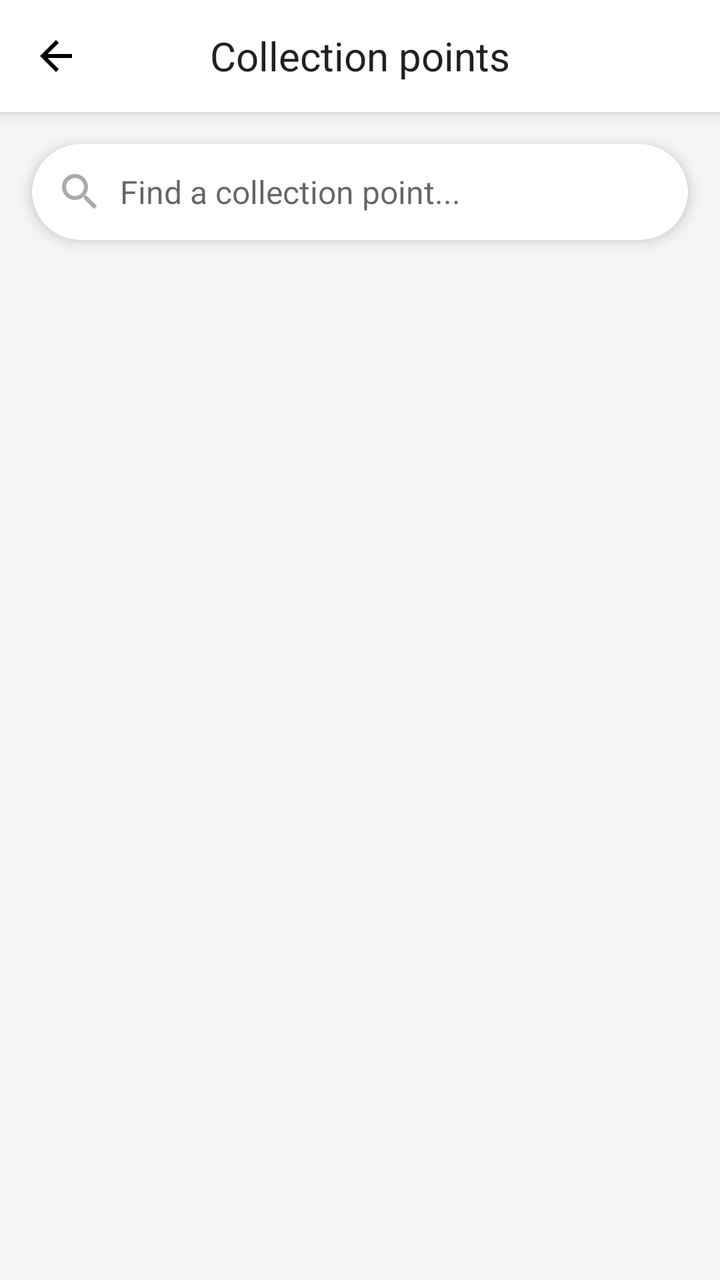
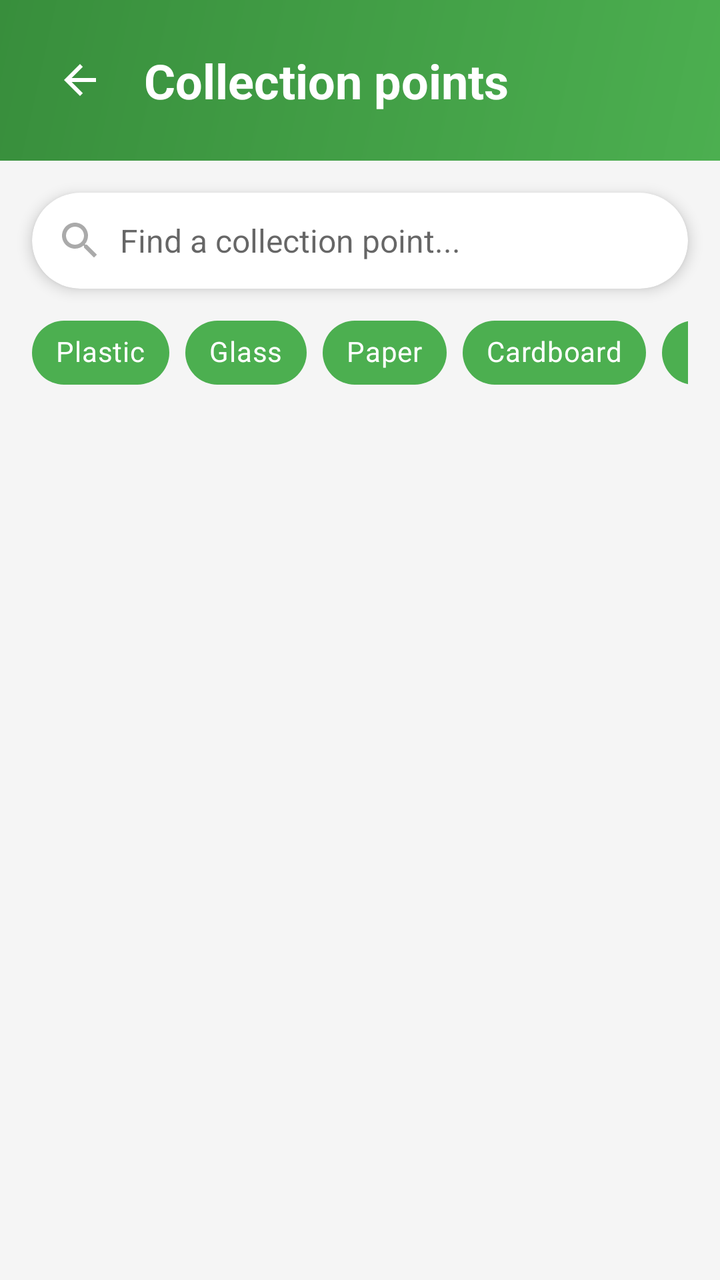

Before-and-after screenshots of an Android layout around one commit, followed by the original layout XML and the change that was made.
<!-- AndroidManifest.xml: application theme AppTheme -->
<!-- res/layout/fragment_maps.xml -->
<?xml version="1.0" encoding="utf-8"?>
<androidx.constraintlayout.widget.ConstraintLayout xmlns:android="http://schemas.android.com/apk/res/android"
    xmlns:app="http://schemas.android.com/apk/res-auto"
    android:layout_width="match_parent"
    android:layout_height="match_parent">

    
    <androidx.appcompat.widget.Toolbar
        android:id="@+id/toolbar"
        android:layout_width="match_parent"
        android:layout_height="?attr/actionBarSize"
        android:background="@android:color/white"
        android:elevation="4dp"
        app:layout_constraintTop_toTopOf="parent"
        app:navigationIcon="@drawable/ic_back">

        <TextView
            android:layout_width="wrap_content"
            android:layout_height="wrap_content"
            android:text="Collection points"
            android:textSize="20sp"
            android:textColor="@color/textColor"
            android:layout_gravity="center"/>
    </androidx.appcompat.widget.Toolbar>

    
    <FrameLayout
        android:id="@+id/map"
        android:layout_width="match_parent"
        android:layout_height="0dp"
        app:layout_constraintTop_toBottomOf="@id/toolbar"
        app:layout_constraintBottom_toBottomOf="parent"/>

    
    <androidx.cardview.widget.CardView
        android:id="@+id/searchBar"
        android:layout_width="match_parent"
        android:layout_height="wrap_content"
        android:layout_margin="16dp"
        app:cardCornerRadius="24dp"
        app:cardElevation="4dp"
        app:layout_constraintTop_toBottomOf="@id/toolbar">

        <LinearLayout
            android:layout_width="match_parent"
            android:layout_height="wrap_content"
            android:orientation="horizontal"
            android:padding="12dp"
            android:gravity="center_vertical">

            <ImageView
                android:layout_width="24dp"
                android:layout_height="24dp"
                android:src="@drawable/ic_search"
                android:layout_marginEnd="8dp"
                app:tint="@android:color/darker_gray" />

            <EditText
                android:id="@+id/searchInput"
                android:layout_width="match_parent"
                android:layout_height="wrap_content"
                android:background="@null"
                android:hint="Find a collection point..."
                android:textSize="16sp"/>
        </LinearLayout>
    </androidx.cardview.widget.CardView>

    
    <androidx.cardview.widget.CardView
        android:id="@+id/bottomSheet"
        android:layout_width="match_parent"
        android:layout_height="wrap_content"
        app:cardCornerRadius="16dp"
        app:cardElevation="8dp"
        android:visibility="gone"
        app:layout_constraintBottom_toBottomOf="parent">

        <LinearLayout
            android:layout_width="match_parent"
            android:layout_height="wrap_content"
            android:orientation="vertical"
            android:padding="16dp">

            <LinearLayout
                android:layout_width="match_parent"
                android:layout_height="wrap_content"
                android:orientation="horizontal">

                <ImageView
                    android:id="@+id/locationTypeIcon"
                    android:layout_width="36dp"
                    android:layout_height="36dp"
                    android:src="@drawable/ic_recycling_center"
                    android:layout_gravity="center_vertical"
                    app:tint="@color/primaryColor" />

                <LinearLayout
                    android:layout_width="0dp"
                    android:layout_height="wrap_content"
                    android:layout_weight="1"
                    android:orientation="vertical"
                    android:layout_marginStart="16dp">

                    <TextView
                        android:id="@+id/locationName"
                        android:layout_width="wrap_content"
                        android:layout_height="wrap_content"
                        android:text="Centre de recyclage municipal"
                        android:textSize="18sp"
                        android:textStyle="bold"/>

                    <TextView
                        android:id="@+id/locationAddress"
                        android:layout_width="wrap_content"
                        android:layout_height="wrap_content"
                        android:text="123 Rue de l'Écologie, 75001"
                        android:textSize="14sp"
                        android:layout_marginTop="4dp"/>
                </LinearLayout>

                <com.google.android.material.button.MaterialButton
                    android:id="@+id/btnDirections"
                    android:layout_width="wrap_content"
                    android:layout_height="wrap_content"
                    android:text="Itinéraire"
                    android:textAllCaps="false"
                    app:icon="@drawable/ic_directions"
                    app:iconGravity="textStart"
                    style="@style/Widget.MaterialComponents.Button.TextButton"/>
            </LinearLayout>

            <View
                android:layout_width="match_parent"
                android:layout_height="1dp"
                android:background="#EEEEEE"
                android:layout_marginTop="16dp"
                android:layout_marginBottom="16dp"/>

            <TextView
                android:layout_width="match_parent"
                android:layout_height="wrap_content"
                android:text="Matériaux acceptés"
                android:textSize="16sp"
                android:textStyle="bold"/>

            <com.google.android.material.chip.ChipGroup
                android:id="@+id/materialsChipGroup"
                android:layout_width="match_parent"
                android:layout_height="wrap_content"
                android:layout_marginTop="8dp">

                <com.google.android.material.chip.Chip
                    android:layout_width="wrap_content"
                    android:layout_height="wrap_content"
                    android:text="Plastique"/>

                <com.google.android.material.chip.Chip
                    android:layout_width="wrap_content"
                    android:layout_height="wrap_content"
                    android:text="Verre"/>

                <com.google.android.material.chip.Chip
                    android:layout_width="wrap_content"
                    android:layout_height="wrap_content"
                    android:text="Papier"/>

                <com.google.android.material.chip.Chip
                    android:layout_width="wrap_content"
                    android:layout_height="wrap_content"
                    android:text="Métal"/>
            </com.google.android.material.chip.ChipGroup>

            <LinearLayout
                android:layout_width="match_parent"
                android:layout_height="wrap_content"
                android:orientation="horizontal"
                android:layout_marginTop="16dp">

                <LinearLayout
                    android:layout_width="0dp"
                    android:layout_height="wrap_content"
                    android:layout_weight="1"
                    android:orientation="vertical">

                    <TextView
                        android:layout_width="wrap_content"
                        android:layout_height="wrap_content"
                        android:text="Horaires"
                        android:textSize="16sp"
                        android:textStyle="bold"/>

                    <TextView
                        android:id="@+id/locationHours"
                        android:layout_width="wrap_content"
                        android:layout_height="wrap_content"
                        android:text="Lun-Ven: 9h-18h\nSam: 10h-16h\nDim: Fermé"
                        android:textSize="14sp"
                        android:layout_marginTop="4dp"/>
                </LinearLayout>

                <LinearLayout
                    android:layout_width="0dp"
                    android:layout_height="wrap_content"
                    android:layout_weight="1"
                    android:orientation="vertical">

                    <TextView
                        android:layout_width="wrap_content"
                        android:layout_height="wrap_content"
                        android:text="Contact"
                        android:textSize="16sp"
                        android:textStyle="bold"/>

                    <TextView
                        android:id="@+id/locationContact"
                        android:layout_width="wrap_content"
                        android:layout_height="wrap_content"
                        android:text="01 23 45 67 89\ninfo@recyclage.fr"
                        android:textSize="14sp"
                        android:layout_marginTop="4dp"/>
                </LinearLayout>
            </LinearLayout>
        </LinearLayout>
    </androidx.cardview.widget.CardView>
</androidx.constraintlayout.widget.ConstraintLayout>
<!-- resources referenced by this layout -->
<resources>
  <color name="primaryColor">#4CAF50</color>
  <color name="textColor">#212121</color>
  <!-- drawable ic_back (drawable) -->
  <vector xmlns:android="http://schemas.android.com/apk/res/android"
      android:width="24dp" android:height="24dp"
      android:viewportWidth="24" android:viewportHeight="24">
      <path
          android:fillColor="#FF000000"
          android:pathData="M20,11H7.83l5.59,-5.59L12,4l-8,8 8,8 1.41,-1.41L7.83,13H20v-2z"/>
  </vector>
  <!-- drawable ic_directions (drawable) -->
  <?xml version="1.0" encoding="utf-8"?>
  <vector xmlns:android="http://schemas.android.com/apk/res/android"
      android:width="24dp"
      android:height="24dp"
      android:viewportWidth="24"
      android:viewportHeight="24">
  
      <path
          android:fillColor="#4CAF50"
          android:pathData="M21.71,11.29l-9,-9c-0.39,-0.39 -1.02,-0.39 -1.41,0l-9,9c-0.39,0.39 -0.39,1.02 0,1.41l9,9c0.39,0.39 1.02,0.39 1.41,0l9,-9c0.39,-0.39 0.39,-1.02 0,-1.41zM14,14.5V12h-4v3H8.5L12,18.5 15.5,15H14v-0.5z"/>
  </vector>
  <!-- drawable ic_recycling_center (drawable) -->
  <?xml version="1.0" encoding="utf-8"?>
  <vector xmlns:android="http://schemas.android.com/apk/res/android"
      android:width="24dp" android:height="24dp"
      android:viewportWidth="24" android:viewportHeight="24">
  
      
      <path
          android:fillColor="#FF4CAF50"
          android:pathData="M3,13h2v7h14v-7h2v9H3v-9z" />
  
      
      <path
          android:fillColor="#FF388E3C"
          android:pathData="M12,4l7,6v1h-2v-0.5L12,6 7,10.5V11H5v-1l7,-6z" />
  
      
      <path
          android:fillColor="#FFFFFFFF"
          android:pathData="M13,14l-1.5,-2.6L10,14h1v1.5h2V14h1zM8.5,16l1.5,2.6L11.5,16h-1v-1.5H8.5V16zM15.5,13.5H14V12h-2v1.5h-1.5l1.5,2.6L15.5,13.5z" />
  </vector>
  <!-- drawable ic_search (drawable) -->
  <?xml version="1.0" encoding="utf-8"?>
  <vector xmlns:android="http://schemas.android.com/apk/res/android"
      android:width="24dp"
      android:height="24dp"
      android:viewportWidth="24.0"
      android:viewportHeight="24.0">
  
      <path
          android:fillColor="#FF000000"
          android:pathData="M15.5,14h-0.79l-0.28,-0.27
              C15.41,12.59 16,11.11 16,9.5
              16,5.91 13.09,3 9.5,3
              5.91,3 3,5.91 3,9.5
              3,13.09 5.91,16 9.5,16
              11.11,16 12.59,15.41 13.73,14.43
              l0.27,0.28v0.79l5,4.99L20.49,19
              l-4.99,-5zm-6,0C7.01,14 5,11.99 5,9.5
              5,7.01 7.01,5 9.5,5
              11.99,5 14,7.01 14,9.5
              14,11.99 11.99,14 9.5,14z" />
  </vector>
  <style name="AppTheme" parent="Theme.MaterialComponents.DayNight.DarkActionBar">
          <item name="colorPrimary">@color/primaryColor</item>
          <item name="colorPrimaryDark">@color/primaryColorDark</item>
          <item name="colorAccent">@color/accentColor</item>
          <item name="android:windowBackground">@color/backgroundColor</item>
          <item name="android:textColorPrimary">@color/textColor</item>
          <item name="android:textColorSecondary">@color/textColorSecondary</item>
      </style>
  <color name="primaryColorDark">#388E3C</color>
  <color name="accentColor">#2196F3</color>
  <color name="backgroundColor">#F5F5F5</color>
  <color name="textColorSecondary">#757575</color>
</resources>

<!-- the commit's change to res/layout/fragment_maps.xml (unified diff, before → after) -->
@@ -5,33 +5,49 @@
     android:layout_height="match_parent">
 
     
-    <androidx.appcompat.widget.Toolbar
-        android:id="@+id/toolbar"
-        android:layout_width="match_parent"
-        android:layout_height="?attr/actionBarSize"
-        android:background="@android:color/white"
-        android:elevation="4dp"
-        app:layout_constraintTop_toTopOf="parent"
-        app:navigationIcon="@drawable/ic_back">
-
-        <TextView
-            android:layout_width="wrap_content"
+    <LinearLayout
+        android:id="@+id/headerLayout"
+        android:layout_width="match_parent"
+        android:layout_height="wrap_content"
+        android:background="@drawable/gradient_header_background"
+        android:orientation="vertical"
+        android:padding="24dp"
+        app:layout_constraintTop_toTopOf="parent">
+
+        <LinearLayout
+            android:layout_width="match_parent"
             android:layout_height="wrap_content"
-            android:text="Collection points"
-            android:textSize="20sp"
-            android:textColor="@color/textColor"
-            android:layout_gravity="center"/>
-    </androidx.appcompat.widget.Toolbar>
-
-    
+            android:orientation="horizontal"
+            android:gravity="center_vertical">
+
+            <ImageView
+                android:id="@+id/backButton"
+                android:layout_width="32dp"
+                android:layout_height="32dp"
+                android:src="@drawable/ic_back"
+                android:background="?attr/selectableItemBackgroundBorderless"
+                android:padding="4dp"
+                app:tint="@android:color/white"/>
+
+            <TextView
+                android:layout_width="0dp"
+                android:layout_height="wrap_content"
+                android:layout_weight="1"
+                android:layout_marginStart="16dp"
+                android:text="Collection points"
+                android:textColor="@android:color/white"
+                android:textSize="24sp"
+                android:textStyle="bold" />
+        </LinearLayout>
+    </LinearLayout>
+
     <FrameLayout
         android:id="@+id/map"
         android:layout_width="match_parent"
         android:layout_height="0dp"
-        app:layout_constraintTop_toBottomOf="@id/toolbar"
+        app:layout_constraintTop_toBottomOf="@id/headerLayout"
         app:layout_constraintBottom_toBottomOf="parent"/>
 
-    
     <androidx.cardview.widget.CardView
         android:id="@+id/searchBar"
         android:layout_width="match_parent"
@@ -39,7 +55,7 @@
         android:layout_margin="16dp"
         app:cardCornerRadius="24dp"
         app:cardElevation="4dp"
-        app:layout_constraintTop_toBottomOf="@id/toolbar">
+        app:layout_constraintTop_toBottomOf="@id/headerLayout">
 
         <LinearLayout
             android:layout_width="match_parent"
@@ -64,6 +80,81 @@
                 android:textSize="16sp"/>
         </LinearLayout>
     </androidx.cardview.widget.CardView>
+
+    
+    <HorizontalScrollView
+        android:id="@+id/filterScrollView"
+        android:layout_width="match_parent"
+        android:layout_height="wrap_content"
+        android:layout_marginTop="8dp"
+        android:paddingStart="16dp"
+        android:paddingEnd="16dp"
+        android:scrollbars="none"
+        app:layout_constraintTop_toBottomOf="@id/searchBar">
+
+        <com.google.android.material.chip.ChipGroup
+            android:id="@+id/filterChipGroup"
+            android:layout_width="wrap_content"
+            android:layout_height="wrap_content"
+            app:singleSelection="true"
+            app:selectionRequired="false">
+
+            <com.google.android.material.chip.Chip
+                android:id="@+id/chipPlastic"
+                style="@style/Widget.MaterialComponents.Chip.Choice"
+                android:layout_width="wrap_content"
+                android:layout_height="wrap_content"
+                android:text="Plastic"
+                app:chipBackgroundColor="@color/successGreen"
+                android:textColor="@android:color/white" />
+
+            <com.google.android.material.chip.Chip
+                android:id="@+id/chipGlass"
+                style="@style/Widget.MaterialComponents.Chip.Choice"
+                android:layout_width="wrap_content"
+                android:layout_height="wrap_content"
+                android:text="Glass"
+                app:chipBackgroundColor="@color/successGreen"
+                android:textColor="@android:color/white" />
+
+            <com.google.android.material.chip.Chip
+                android:id="@+id/chipPaper"
+                style="@style/Widget.MaterialComponents.Chip.Choice"
+                android:layout_width="wrap_content"
+                android:layout_height="wrap_content"
+                android:text="Paper"
+                app:chipBackgroundColor="@color/successGreen"
+                android:textColor="@android:color/white" />
+
+            <com.google.android.material.chip.Chip
+                android:id="@+id/chipCardboard"
+                style="@style/Widget.MaterialComponents.Chip.Choice"
+                android:layout_width="wrap_content"
+                android:layout_height="wrap_content"
+                android:text="Cardboard"
+                app:chipBackgroundColor="@color/successGreen"
+                android:textColor="@android:color/white" />
+
+            <com.google.android.material.chip.Chip
+                android:id="@+id/chipMetal"
+                style="@style/Widget.MaterialComponents.Chip.Choice"
+                android:layout_width="wrap_content"
+                android:layout_height="wrap_content"
+                android:text="Metal"
+                app:chipBackgroundColor="@color/successGreen"
+                android:textColor="@android:color/white" />
+
+            <com.google.android.material.chip.Chip
+                android:id="@+id/chipMixed"
+                style="@style/Widget.MaterialComponents.Chip.Choice"
+                android:layout_width="wrap_content"
+                android:layout_height="wrap_content"
+                android:text="Mixed"
+                app:chipBackgroundColor="@color/successGreen"
+                android:textColor="@android:color/white" />
+
+        </com.google.android.material.chip.ChipGroup>
+    </HorizontalScrollView>
 
     
     <androidx.cardview.widget.CardView
<!-- resource entries referenced after the edit -->
@@ -1,6 +1,16 @@
 <!-- resources referenced by this layout -->
 <resources>
   <color name="primaryColor">#4CAF50</color>
+  <color name="successGreen">#4CAF50</color>
+  <!-- drawable gradient_header_background (drawable) -->
+  <?xml version="1.0" encoding="utf-8"?>
+  <shape xmlns:android="http://schemas.android.com/apk/res/android"
+      android:shape="rectangle">
+      <gradient
+          android:startColor="@color/successGreen"
+          android:endColor="@color/successGreenDark"
+          android:angle="135"/>
+  </shape>
   <color name="textColor">#212121</color>
   <!-- drawable ic_back (drawable) -->
   <vector xmlns:android="http://schemas.android.com/apk/res/android"
@@ -73,6 +83,7 @@
           <item name="android:textColorPrimary">@color/textColor</item>
           <item name="android:textColorSecondary">@color/textColorSecondary</item>
       </style>
+  <color name="successGreenDark">#388E3C</color>
   <color name="primaryColorDark">#388E3C</color>
   <color name="accentColor">#2196F3</color>
   <color name="backgroundColor">#F5F5F5</color>
